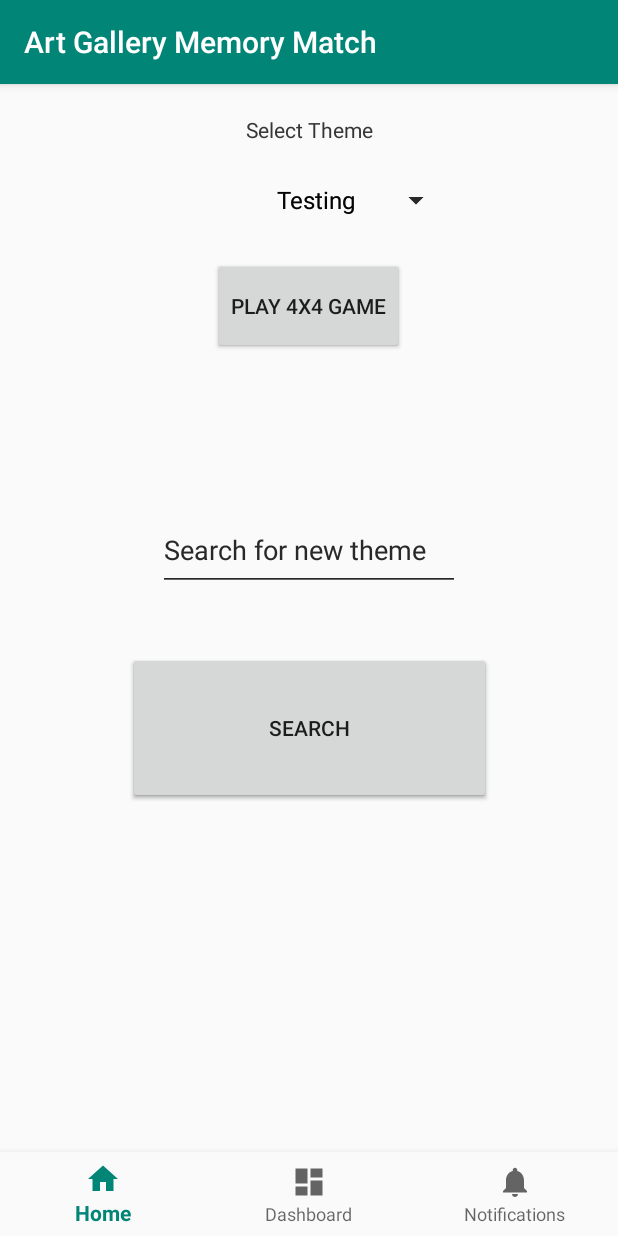
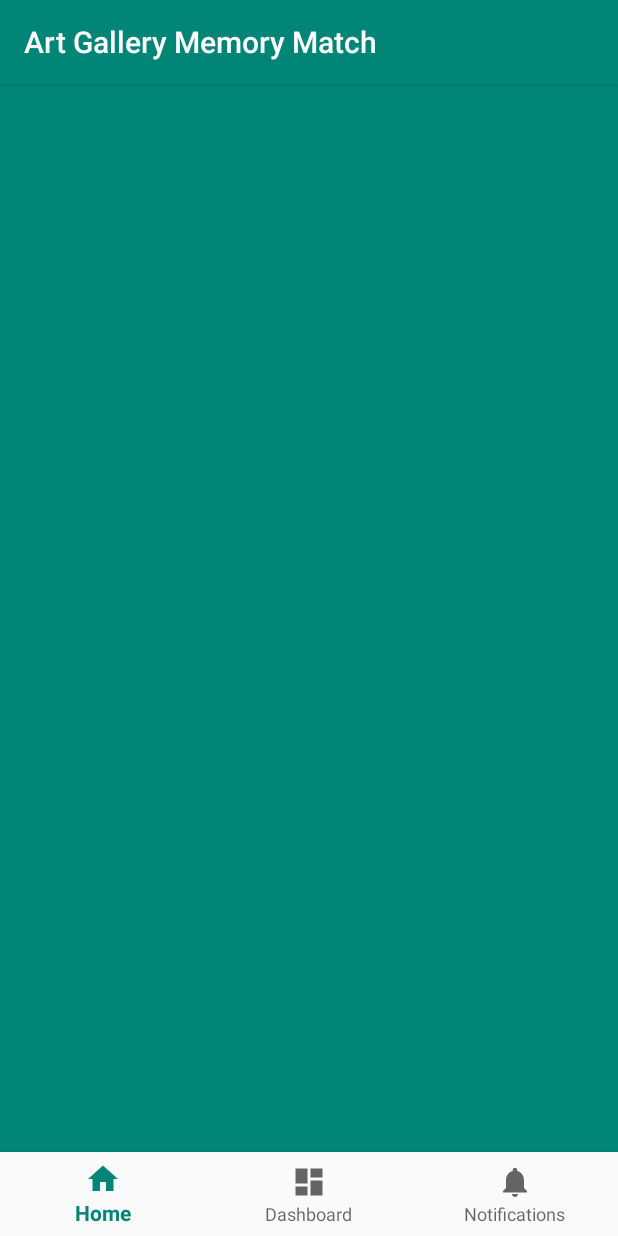
Before and after one commit to DBrittonLinebarger/ArtGalleryMemoryMatch, an Android app: the screen it shows after launch (MainActivity), after a tap on "PLAY 4X4 GAME", on a phone screen of 412 x 824 dp. Run offline under Robolectric (Android 15) with nearby library versions, the light colour scheme and no system bars; our stand-ins replace Room's generated code; libraries missing offline, so code that uses them is left out: com.facebook.stetho; 1 statement that could not run was skipped.

Commit message:
added additional updates for game4x4 fragment

```diff
--- a/app/src/main/java/edu/cnm/deepdive/gallery_match/controller/Game4x4Fragment.java
+++ b/app/src/main/java/edu/cnm/deepdive/gallery_match/controller/Game4x4Fragment.java
@@ -4,23 +4,34 @@ import android.os.Bundle;
 import android.view.LayoutInflater;
 import android.view.View;
 import android.view.ViewGroup;
+import android.widget.GridView;
 import androidx.annotation.Nullable;
 import androidx.fragment.app.Fragment;
+import androidx.recyclerview.widget.RecyclerView;
 import edu.cnm.deepdive.gallery_match.R;
+import edu.cnm.deepdive.gallery_match.model.entity.Card;
 import edu.cnm.deepdive.gallery_match.model.entity.Game;
+import java.util.ArrayList;
+import java.util.List;
 
 public class Game4x4Fragment extends Fragment {
 
   private Game game;
+  //private GridView gridView;
+  //private ListView. gridadapter;
+  //private GridView.LayoutManager layoutManager;
 
-  public static DashboardFragment newInstance(){
-    return new DashboardFragment();
+  private List<Card> cards;
+
+  public static Game4x4Fragment newInstance(){
+    return new Game4x4Fragment();
   }
 
   @Override
   public void onCreate(@Nullable Bundle savedInstanceState) {
     super.onCreate(savedInstanceState);
-    //game = new game();
+
+
   }
 
   @Override
@@ -30,6 +41,7 @@ public class Game4x4Fragment extends Fragment {
     //Inflate the layout for this fragment
     View view = inflater.inflate(R.layout.fragment_game4x4,
         container, false);
+    cards = new ArrayList<>();
     return view;
   }
 
--- a/app/src/main/java/edu/cnm/deepdive/gallery_match/model/dao/CardDao.java
+++ b/app/src/main/java/edu/cnm/deepdive/gallery_match/model/dao/CardDao.java
@@ -20,5 +20,7 @@ public interface CardDao {
   @Query("SELECT * FROM card WHERE theme_id = :themeId")
   LiveData<List<Card>> getAll(long themeId);
 
+  @Query("SELECT * FROM card WHERE theme_id = :themeId LIMIT 16 ")
+  LiveData<List<Card>> get16 (long themeId);
 
 }
--- a/app/src/main/res/layout/fragment_game4x4.xml
+++ b/app/src/main/res/layout/fragment_game4x4.xml
@@ -2,7 +2,11 @@
 <GridLayout xmlns:android="http://schemas.android.com/apk/res/android"
   android:layout_width="match_parent"
   android:layout_height="match_parent"
+  android:background="@color/colorPrimary"
   android:columnCount="4"
   android:rowCount="4">
 
+
+
+
 </GridLayout>
--- a/app/src/main/res/values/strings.xml
+++ b/app/src/main/res/values/strings.xml
@@ -18,6 +18,7 @@
   <string name="keyword_hint">Search for new theme</string>
   <string name="play_4x4_game">Play 4x4 game</string>
   <string name="search">search</string>
+  <string name="Game">Game</string>
 
 
 </resources>
```
